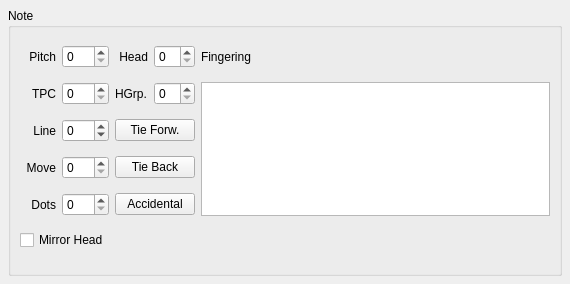
Before: the Qt Designer form mscore/mscore/note.ui in musescore/musescore-old, drawn with Qt 5.
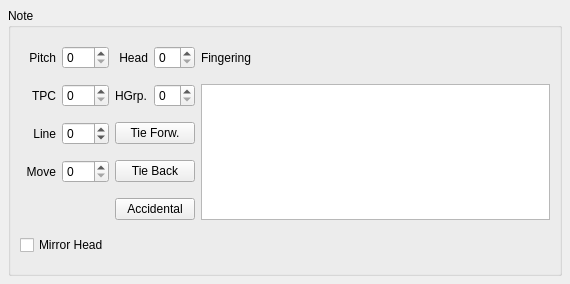
After: the same form once the commit is applied.

The edit to the form file:
```diff
--- a/mscore/mscore/note.ui
+++ b/mscore/mscore/note.ui
@@ -173,29 +173,6 @@
         </property>
        </widget>
       </item>
-      <item row="4" column="0" >
-       <widget class="QLabel" name="label_5" >
-        <property name="text" >
-         <string>Dots</string>
-        </property>
-        <property name="textFormat" >
-         <enum>Qt::PlainText</enum>
-        </property>
-        <property name="alignment" >
-         <set>Qt::AlignRight|Qt::AlignTrailing|Qt::AlignVCenter</set>
-        </property>
-        <property name="buddy" >
-         <cstring>dots</cstring>
-        </property>
-       </widget>
-      </item>
-      <item row="4" column="1" >
-       <widget class="QSpinBox" name="dots" >
-        <property name="maximum" >
-         <number>3</number>
-        </property>
-       </widget>
-      </item>
       <item row="4" column="2" colspan="2" >
        <widget class="QPushButton" name="accidental" >
         <property name="text" >
```
Left out of the diff: 11 changed lines with no effect on the pictures.
